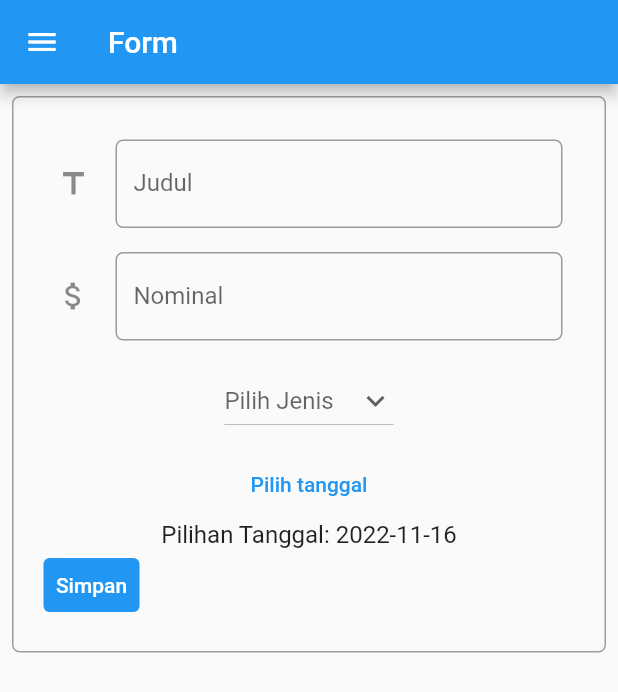
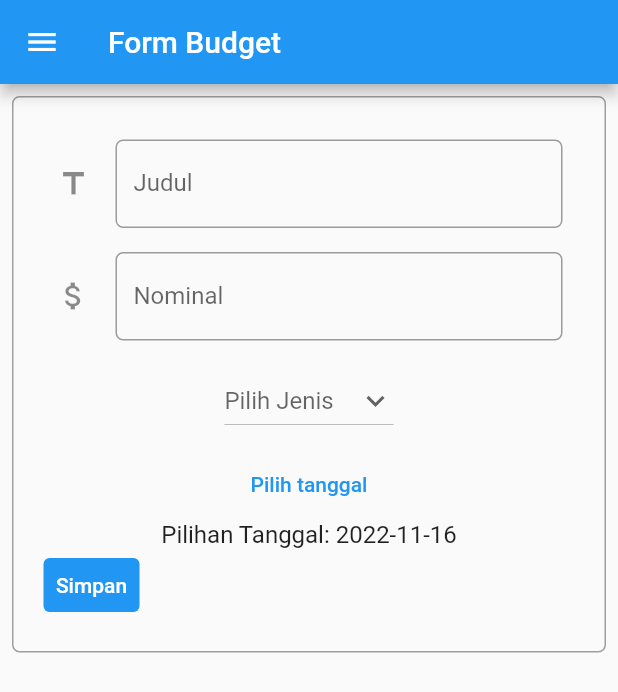
Before and after one commit to yudiptr/counter_7, a Flutter app: the screen it shows after launch, in the side drawer, after a tap on "Form Budget", on a phone screen of 412 x 824 dp. Shown: the top 692 px of the screen. Run offline on Flutter 3.47's test engine with Material 2 defaults, Android fonts, the phone set to English and light mode, and no system bars.

Commit message:
Update addBudget.dart

```diff
--- a/lib/addBudget.dart
+++ b/lib/addBudget.dart
@@ -28,7 +28,7 @@ class _MyFormPageState extends State<MyFormPage> {
   Widget build(BuildContext context) {
     return Scaffold(
         appBar: AppBar(
-          title: Text('Form'),
+          title: Text('Form Budget'),
         ),
         drawer: const myDrawer(),
         body: Form(
```
